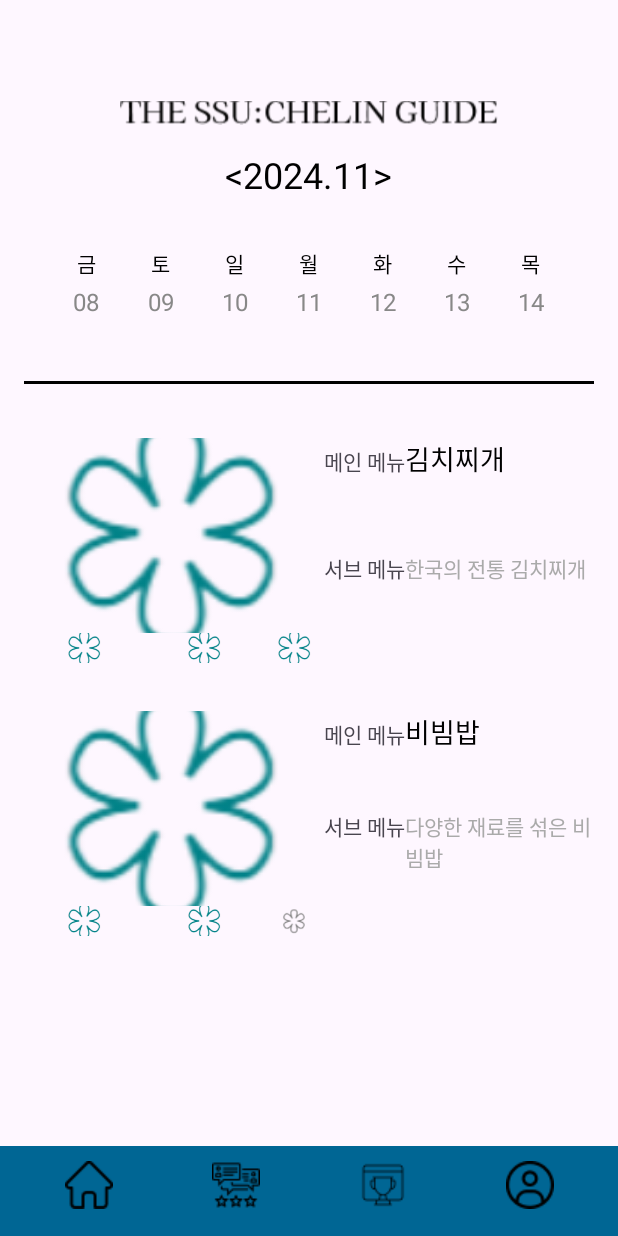
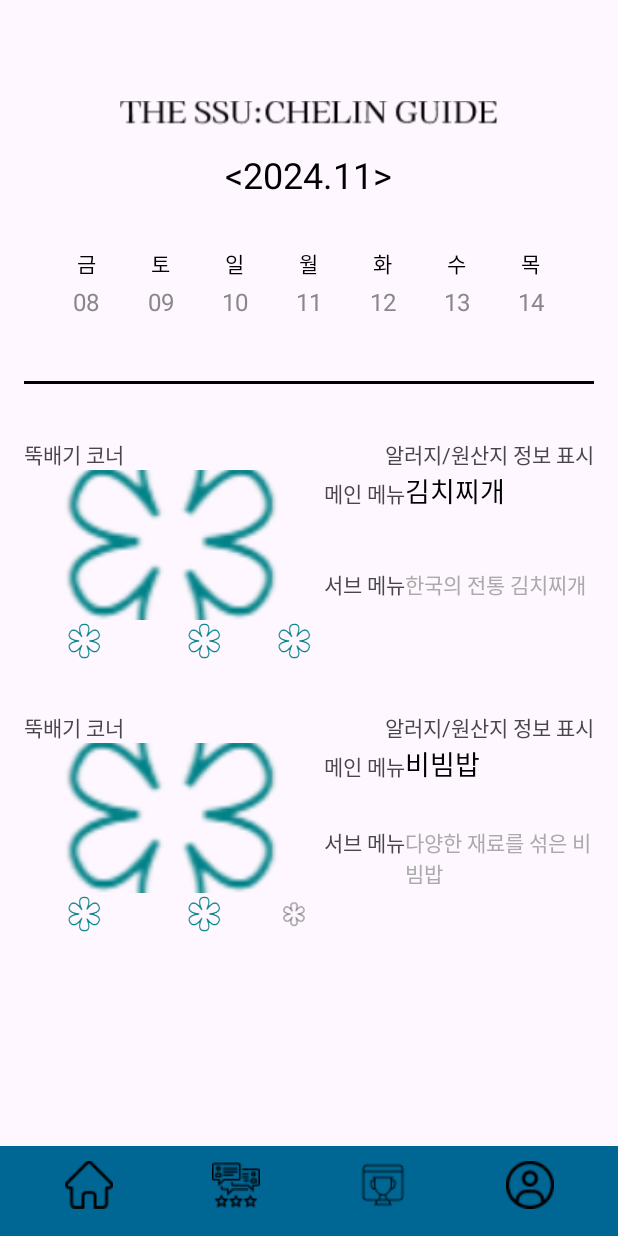
Before and after one commit to SSU-CHELIN/ssu-chelin, an Android app: the MainViewActivity screen opened directly, with no data from a screen before it, on a phone screen of 412 x 824 dp. Run offline under Robolectric (Android 15) with nearby library versions, the phone set to English and light mode, and no system bars.

```diff
--- a/app/src/main/res/layout/item_food.xml
+++ b/app/src/main/res/layout/item_food.xml
@@ -9,11 +9,20 @@
         android:layout_width="200dp"
         android:layout_height="150dp"
         android:orientation="vertical">
+        <LinearLayout
+            android:layout_width="wrap_content"
+            android:layout_height="wrap_content">
+            <TextView
+                android:layout_width="wrap_content"
+                android:layout_height="wrap_content"
+                android:text="뚝배기 코너">
+            </TextView>
+        </LinearLayout>
         <!-- 왼쪽에 이미지 표시 -->
         <ImageView
             android:id="@+id/food_image_view"
             android:layout_width="match_parent"
-            android:layout_height="130dp"
+            android:layout_height="100dp"
             android:scaleType="centerCrop"
             android:src="@drawable/star"
             android:layout_marginEnd="5dp"/>
@@ -49,12 +58,22 @@
 
 
 
-    <!-- 오른쪽에 텍스트와 별점 표시 -->
     <LinearLayout
         android:layout_width="0dp"
         android:layout_height="150dp"
         android:orientation="vertical"
         android:layout_weight="1">
+
+        <LinearLayout
+            android:layout_width="wrap_content"
+            android:layout_height="wrap_content"
+            android:layout_gravity="end">
+            <TextView
+                android:layout_width="match_parent"
+                android:layout_height="wrap_content"
+                android:text="알러지/원산지 정보 표시">
+            </TextView>
+        </LinearLayout>
 
         <LinearLayout
             android:layout_width="match_parent"
```
Also changed, not shown: app/src/main/AndroidManifest.xml (+15 -11 lines), app/src/main/java/com/example/ssuchelin/BaseActivity.java (+23 -10 lines), app/src/main/java/com/example/ssuchelin/MainActivity.java (+29 -6 lines).
